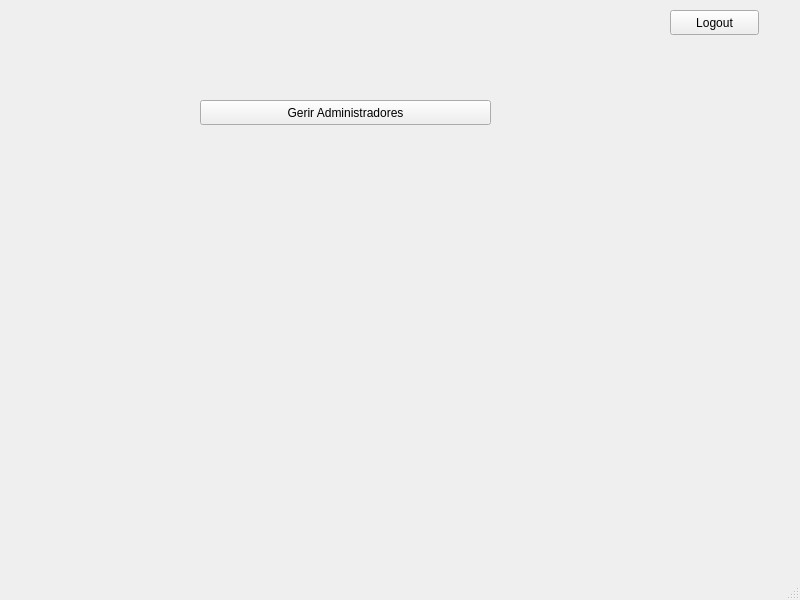
Qt form qt6/src/janelainicial.ui (lamarckf/cuidesys) before a commit.
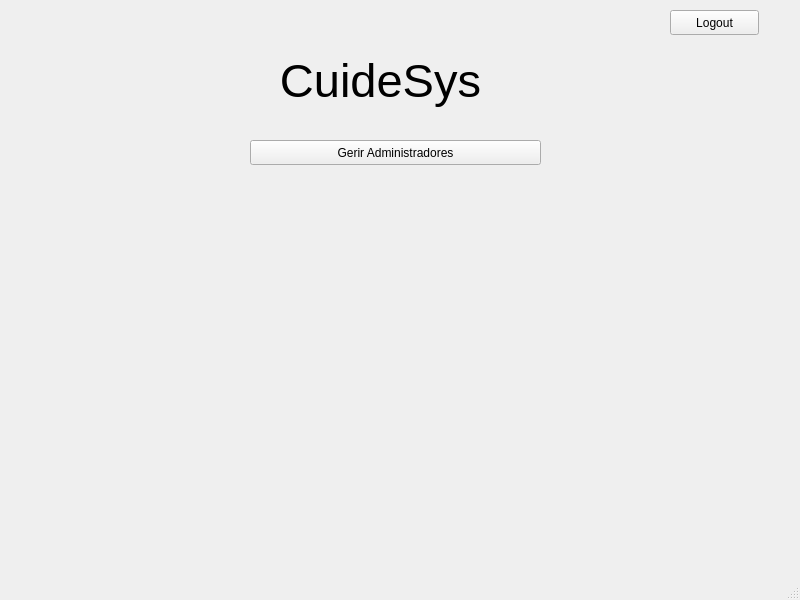
The same form after that commit.

Diff of the .ui file:
```diff
--- a/qt6/src/janelainicial.ui
+++ b/qt6/src/janelainicial.ui
@@ -17,8 +17,8 @@
    <widget class="QPushButton" name="bt_admin">
     <property name="geometry">
      <rect>
-      <x>200</x>
-      <y>100</y>
+      <x>250</x>
+      <y>140</y>
       <width>291</width>
       <height>25</height>
      </rect>
@@ -40,16 +40,40 @@
      <string>Logout</string>
     </property>
    </widget>
-  </widget>
-  <widget class="QMenuBar" name="menubar">
+   <widget class="QLabel" name="label">
+    <property name="geometry">
+     <rect>
+      <x>340</x>
+      <y>60</y>
+      <width>67</width>
+      <height>19</height>
+     </rect>
+    </property>
+    <property name="text">
+     <string/>
+    </property>
+   </widget>
+   <widget class="QLabel" name="label_4">
    <property name="geometry">
     <rect>
-     <x>0</x>
-     <y>0</y>
-     <width>800</width>
-     <height>22</height>
-    </rect>
-   </property>
+      <x>110</x>
+      <y>10</y>
+      <width>541</width>
+      <height>141</height>
+     </rect>
+    </property>
+    <property name="font">
+     <font>
+      <pointsize>35</pointsize>
+     </font>
+    </property>
+    <property name="text">
+     <string>CuideSys</string>
+    </property>
+    <property name="alignment">
+     <set>Qt::AlignCenter</set>
+    </property>
+   </widget>
   </widget>
   <widget class="QStatusBar" name="statusbar"/>
  </widget>
```
Lines whose indentation alone changed are shown as unchanged.
